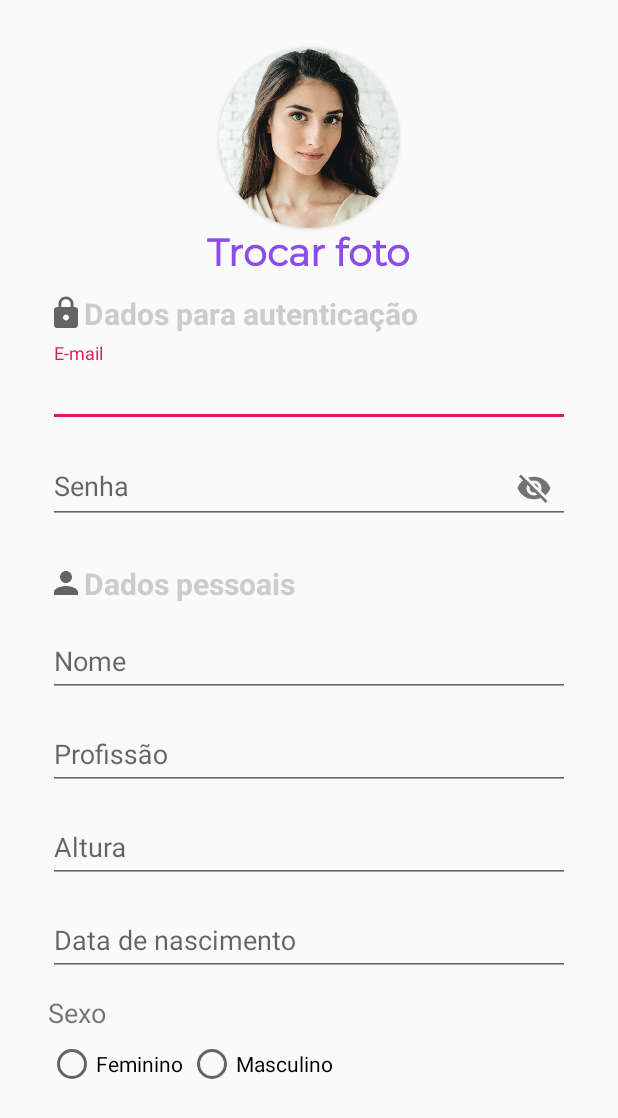
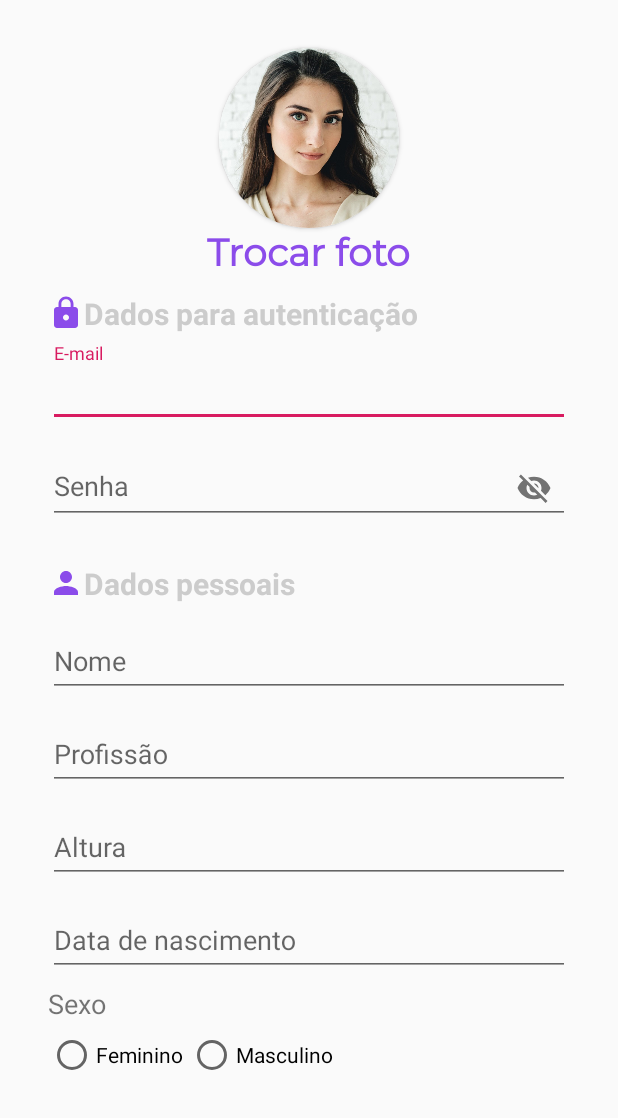
Before and after one commit to GabrielTSR/calculadoraIMC-Kotlin, an Android app: the CadastroActivity screen opened directly, with no data from a screen before it, on a phone screen of 412 x 824 dp. Shown: the top 1118 px of the screen. Run offline under Robolectric (Android 15) with nearby library versions, the light colour scheme and no system bars.

Commit message:
acrescentando cores nos icones da pagina de cadastro

```diff
--- a/app/src/main/AndroidManifest.xml
+++ b/app/src/main/AndroidManifest.xml
@@ -11,13 +11,15 @@
         android:theme="@style/AppTheme">
         <activity android:name=".DashBoardActivity">
         </activity>
-        <activity android:name=".CadastroActivity">
-        </activity>
-        <activity android:name=".MainActivity">
+        <activity android:name=".LoginActivity">
             <intent-filter>
                 <action android:name="android.intent.action.MAIN" />
                 <category android:name="android.intent.category.LAUNCHER" />
             </intent-filter>
+        </activity>
+        <activity android:name=".CadastroActivity">
+        </activity>
+        <activity android:name=".MainActivity">
         </activity>
 
         <meta-data
--- a/app/src/main/res/layout/activity_cadastro.xml
+++ b/app/src/main/res/layout/activity_cadastro.xml
@@ -49,6 +49,7 @@
                 android:layout_height="wrap_content"
                 android:layout_marginBottom="6dp"
                 android:drawableStart="@drawable/ic_baseline_lock_24"
+                android:drawableTint="@color/colorPrimary"
                 android:text="Dados para autenticação"
                 android:textColor="#CCCCCC"
                 android:textSize="20sp"
@@ -85,6 +86,7 @@
                 android:layout_height="wrap_content"
                 android:layout_marginBottom="6dp"
                 android:drawableStart="@drawable/ic_baseline_person_24"
+                android:drawableTint="@color/colorPrimary"
                 android:text="Dados pessoais"
                 android:textColor="#CCCCCC"
                 android:textSize="20sp"
@@ -138,13 +140,6 @@
                     android:layout_marginBottom="6dp" />
             </com.google.android.material.textfield.TextInputLayout>
 
-            <com.google.android.material.textfield.TextInputLayout
-                style="@style/Widget.MaterialComponents.TextInputLayout.OutlinedBox"
-                android:layout_width="match_parent"
-                android:layout_height="wrap_content"
-                android:layout_marginBottom="6dp"
-                android:hint="Data de nascimento"></com.google.android.material.textfield.TextInputLayout>
-
             <TextView
                 android:layout_width="match_parent"
                 android:layout_height="wrap_content"
```
